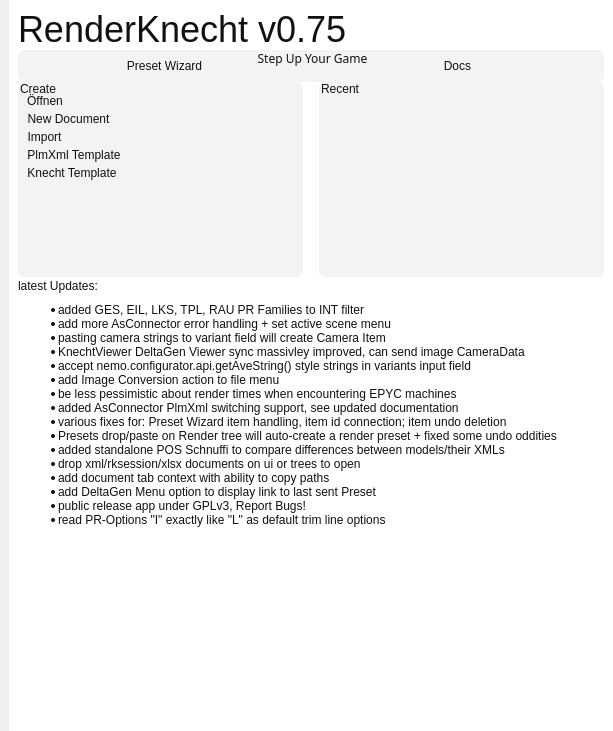
Before: the Qt Designer form ui/knecht_welcome.ui in tappi287/RenderKnecht2, drawn with Qt 5.
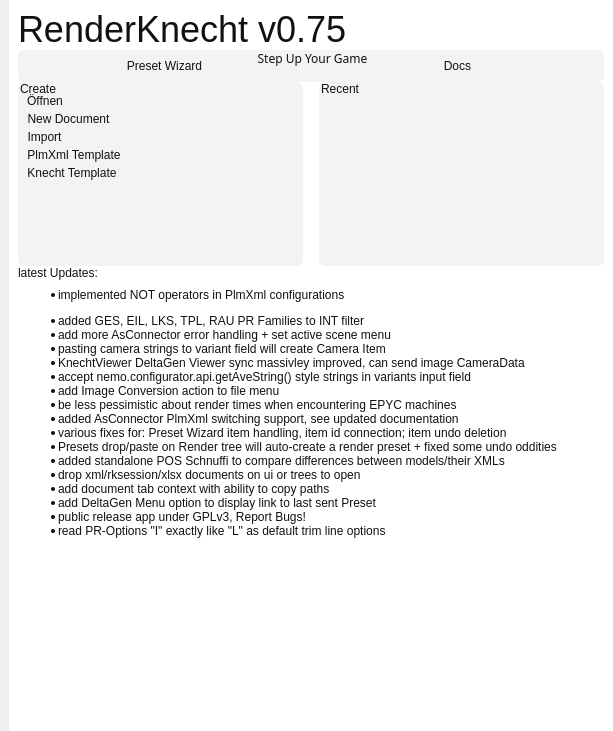
After: the same form once the commit is applied. Icons and pictures are not drawn.

Commit message: implement NOT operators in plmxml configurations

What changed in the file:
```diff
--- a/ui/knecht_welcome.ui
+++ b/ui/knecht_welcome.ui
@@ -439,7 +439,7 @@
                <number>0</number>
               </property>
               <property name="text">
-               <string>&lt;html&gt;&lt;head/&gt;&lt;body&gt;&lt;ul style=&quot;margin-top: 0px; margin-bottom: 0px; margin-left: 0px; margin-right: 0px; -qt-list-indent: 1;&quot;&gt;&lt;li style=&quot; margin-top:12px; margin-bottom:0px; margin-left:0px; margin-right:0px; -qt-block-indent:0; text-indent:0px;&quot;&gt;added GES, EIL, LKS, TPL, RAU PR Families to INT filter&lt;/li&gt;&lt;li style=&quot; margin-top:0px; margin-bottom:0px; margin-left:0px; margin-right:0px; -qt-block-indent:0; text-indent:0px;&quot;&gt;add more AsConnector error handling + set active scene menu&lt;/li&gt;&lt;li style=&quot; margin-top:0px; margin-bottom:0px; margin-left:0px; margin-right:0px; -qt-block-indent:0; text-indent:0px;&quot;&gt;pasting camera strings to variant field will create Camera Item&lt;/li&gt;&lt;li style=&quot; margin-top:0px; margin-bottom:0px; margin-left:0px; margin-right:0px; -qt-block-indent:0; text-indent:0px;&quot;&gt;KnechtViewer DeltaGen Viewer sync massivley improved, can send image CameraData&lt;/li&gt;&lt;li style=&quot; margin-top:0px; margin-bottom:0px; margin-left:0px; margin-right:0px; -qt-block-indent:0; text-indent:0px;&quot;&gt;accept nemo.configurator.api.getAveString() style strings in variants input field&lt;/li&gt;&lt;li style=&quot; margin-top:0px; margin-bottom:0px; margin-left:0px; margin-right:0px; -qt-block-indent:0; text-indent:0px;&quot;&gt;add Image Conversion action to file menu&lt;/li&gt;&lt;li style=&quot; margin-top:0px; margin-bottom:0px; margin-left:0px; margin-right:0px; -qt-block-indent:0; text-indent:0px;&quot;&gt;be less pessimistic about render times when encountering EPYC machines&lt;/li&gt;&lt;li style=&quot; margin-top:0px; margin-bottom:0px; margin-left:0px; margin-right:0px; -qt-block-indent:0; text-indent:0px;&quot;&gt;added AsConnector PlmXml switching support, see updated documentation&lt;/li&gt;&lt;li style=&quot; margin-top:0px; margin-bottom:0px; margin-left:0px; margin-right:0px; -qt-block-indent:0; text-indent:0px;&quot;&gt;various fixes for: Preset Wizard item handling, item id connection; item undo deletion&lt;/li&gt;&lt;li style=&quot; margin-top:0px; margin-bottom:0px; margin-left:0px; margin-right:0px; -qt-block-indent:0; text-indent:0px;&quot;&gt;Presets drop/paste on Render tree will auto-create a render preset + fixed some undo oddities&lt;/li&gt;&lt;li style=&quot; margin-top:0px; margin-bottom:0px; margin-left:0px; margin-right:0px; -qt-block-indent:0; text-indent:0px;&quot;&gt;added standalone POS Schnuffi to compare differences between models/their XMLs&lt;/li&gt;&lt;li style=&quot; margin-top:0px; margin-bottom:0px; margin-left:0px; margin-right:0px; -qt-block-indent:0; text-indent:0px;&quot;&gt;drop xml/rksession/xlsx documents on ui or trees to open&lt;/li&gt;&lt;li style=&quot; margin-top:0px; margin-bottom:0px; margin-left:0px; margin-right:0px; -qt-block-indent:0; text-indent:0px;&quot;&gt;add document tab context with ability to copy paths&lt;/li&gt;&lt;li style=&quot; margin-top:0px; margin-bottom:0px; margin-left:0px; margin-right:0px; -qt-block-indent:0; text-indent:0px;&quot;&gt;add DeltaGen Menu option to display link to last sent Preset&lt;/li&gt;&lt;li style=&quot; margin-top:0px; margin-bottom:0px; margin-left:0px; margin-right:0px; -qt-block-indent:0; text-indent:0px;&quot;&gt;public release app under GPLv3, Report Bugs!&lt;/li&gt;&lt;li style=&quot; margin-top:0px; margin-bottom:12px; margin-left:0px; margin-right:0px; -qt-block-indent:0; text-indent:0px;&quot;&gt;read PR-Options &amp;quot;I&amp;quot; exactly like &amp;quot;L&amp;quot; as default trim line options&lt;/li&gt;&lt;/ul&gt;&lt;/body&gt;&lt;/html&gt;</string>
+               <string>&lt;html&gt;&lt;head/&gt;&lt;body&gt;&lt;ul style=&quot;margin-top: 0px; margin-bottom: 0px; margin-left: 0px; margin-right: 0px; -qt-list-indent: 1;&quot;&gt;&lt;li style=&quot; margin-top:12px; margin-bottom:0px; margin-left:0px; margin-right:0px; -qt-block-indent:0; text-indent:0px;&quot;&gt;implemented NOT operators in PlmXml configurations&lt;/li&gt;&lt;li style=&quot; margin-top:12px; margin-bottom:0px; margin-left:0px; margin-right:0px; -qt-block-indent:0; text-indent:0px;&quot;&gt;added GES, EIL, LKS, TPL, RAU PR Families to INT filter&lt;/li&gt;&lt;li style=&quot; margin-top:0px; margin-bottom:0px; margin-left:0px; margin-right:0px; -qt-block-indent:0; text-indent:0px;&quot;&gt;add more AsConnector error handling + set active scene menu&lt;/li&gt;&lt;li style=&quot; margin-top:0px; margin-bottom:0px; margin-left:0px; margin-right:0px; -qt-block-indent:0; text-indent:0px;&quot;&gt;pasting camera strings to variant field will create Camera Item&lt;/li&gt;&lt;li style=&quot; margin-top:0px; margin-bottom:0px; margin-left:0px; margin-right:0px; -qt-block-indent:0; text-indent:0px;&quot;&gt;KnechtViewer DeltaGen Viewer sync massivley improved, can send image CameraData&lt;/li&gt;&lt;li style=&quot; margin-top:0px; margin-bottom:0px; margin-left:0px; margin-right:0px; -qt-block-indent:0; text-indent:0px;&quot;&gt;accept nemo.configurator.api.getAveString() style strings in variants input field&lt;/li&gt;&lt;li style=&quot; margin-top:0px; margin-bottom:0px; margin-left:0px; margin-right:0px; -qt-block-indent:0; text-indent:0px;&quot;&gt;add Image Conversion action to file menu&lt;/li&gt;&lt;li style=&quot; margin-top:0px; margin-bottom:0px; margin-left:0px; margin-right:0px; -qt-block-indent:0; text-indent:0px;&quot;&gt;be less pessimistic about render times when encountering EPYC machines&lt;/li&gt;&lt;li style=&quot; margin-top:0px; margin-bottom:0px; margin-left:0px; margin-right:0px; -qt-block-indent:0; text-indent:0px;&quot;&gt;added AsConnector PlmXml switching support, see updated documentation&lt;/li&gt;&lt;li style=&quot; margin-top:0px; margin-bottom:0px; margin-left:0px; margin-right:0px; -qt-block-indent:0; text-indent:0px;&quot;&gt;various fixes for: Preset Wizard item handling, item id connection; item undo deletion&lt;/li&gt;&lt;li style=&quot; margin-top:0px; margin-bottom:0px; margin-left:0px; margin-right:0px; -qt-block-indent:0; text-indent:0px;&quot;&gt;Presets drop/paste on Render tree will auto-create a render preset + fixed some undo oddities&lt;/li&gt;&lt;li style=&quot; margin-top:0px; margin-bottom:0px; margin-left:0px; margin-right:0px; -qt-block-indent:0; text-indent:0px;&quot;&gt;added standalone POS Schnuffi to compare differences between models/their XMLs&lt;/li&gt;&lt;li style=&quot; margin-top:0px; margin-bottom:0px; margin-left:0px; margin-right:0px; -qt-block-indent:0; text-indent:0px;&quot;&gt;drop xml/rksession/xlsx documents on ui or trees to open&lt;/li&gt;&lt;li style=&quot; margin-top:0px; margin-bottom:0px; margin-left:0px; margin-right:0px; -qt-block-indent:0; text-indent:0px;&quot;&gt;add document tab context with ability to copy paths&lt;/li&gt;&lt;li style=&quot; margin-top:0px; margin-bottom:0px; margin-left:0px; margin-right:0px; -qt-block-indent:0; text-indent:0px;&quot;&gt;add DeltaGen Menu option to display link to last sent Preset&lt;/li&gt;&lt;li style=&quot; margin-top:0px; margin-bottom:0px; margin-left:0px; margin-right:0px; -qt-block-indent:0; text-indent:0px;&quot;&gt;public release app under GPLv3, Report Bugs!&lt;/li&gt;&lt;li style=&quot; margin-top:0px; margin-bottom:12px; margin-left:0px; margin-right:0px; -qt-block-indent:0; text-indent:0px;&quot;&gt;read PR-Options &amp;quot;I&amp;quot; exactly like &amp;quot;L&amp;quot; as default trim line options&lt;/li&gt;&lt;/ul&gt;&lt;/body&gt;&lt;/html&gt;</string>
               </property>
               <property name="alignment">
                <set>Qt::AlignLeading|Qt::AlignLeft|Qt::AlignVCenter</set>
```
The commit also changes 4 other files.
